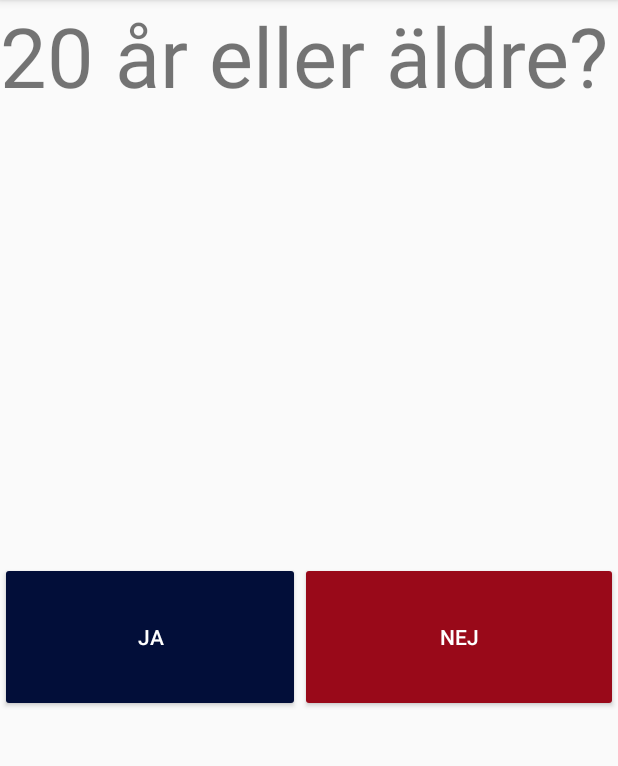
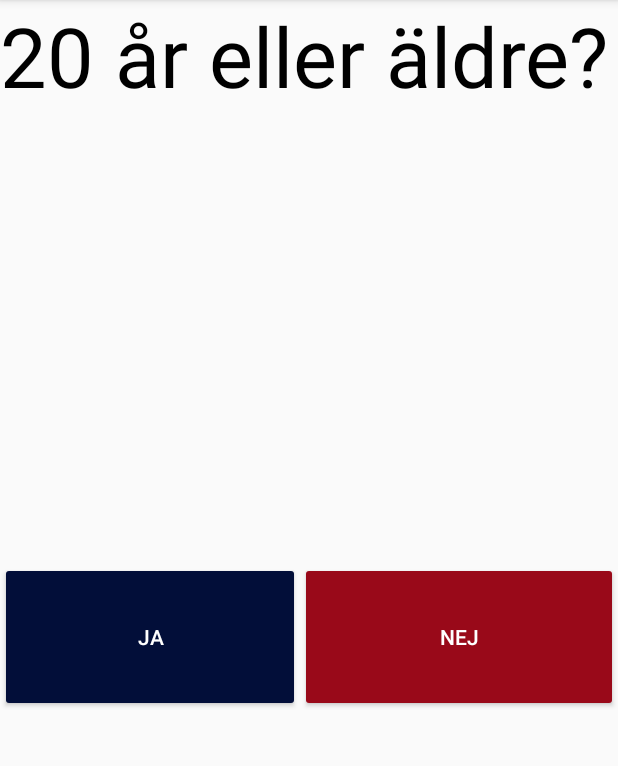
Before and after one commit to arvidkrafft/SystemetApp, an Android app: the screen it shows after launch (ButtonActivity), on a phone screen of 412 x 824 dp, the part 84-850 px from its top. Run offline under Robolectric (Android 15) with nearby library versions, the phone set to English and light mode, and no system bars; our stand-ins replace Volley.

Commit message:
"20 eller äldre?"-texten är nu svart.

```diff
--- a/app/src/main/res/layout/activity_button.xml
+++ b/app/src/main/res/layout/activity_button.xml
@@ -10,7 +10,8 @@
         android:layout_width="wrap_content"
         android:layout_height="90dp"
         android:text="@string/_20_r_eller_ldre"
-        android:textSize="55sp" />
+        android:textSize="55sp"
+        android:textColor="#000000"/>
 
     <Button
         android:id="@+id/Ja"
```
